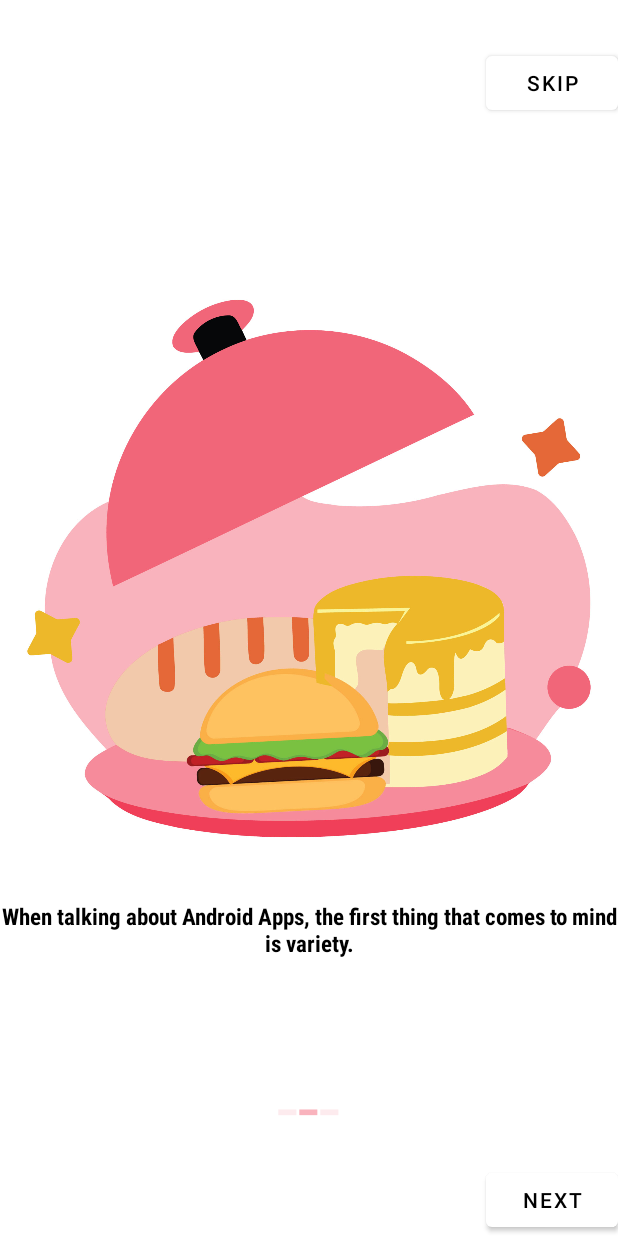
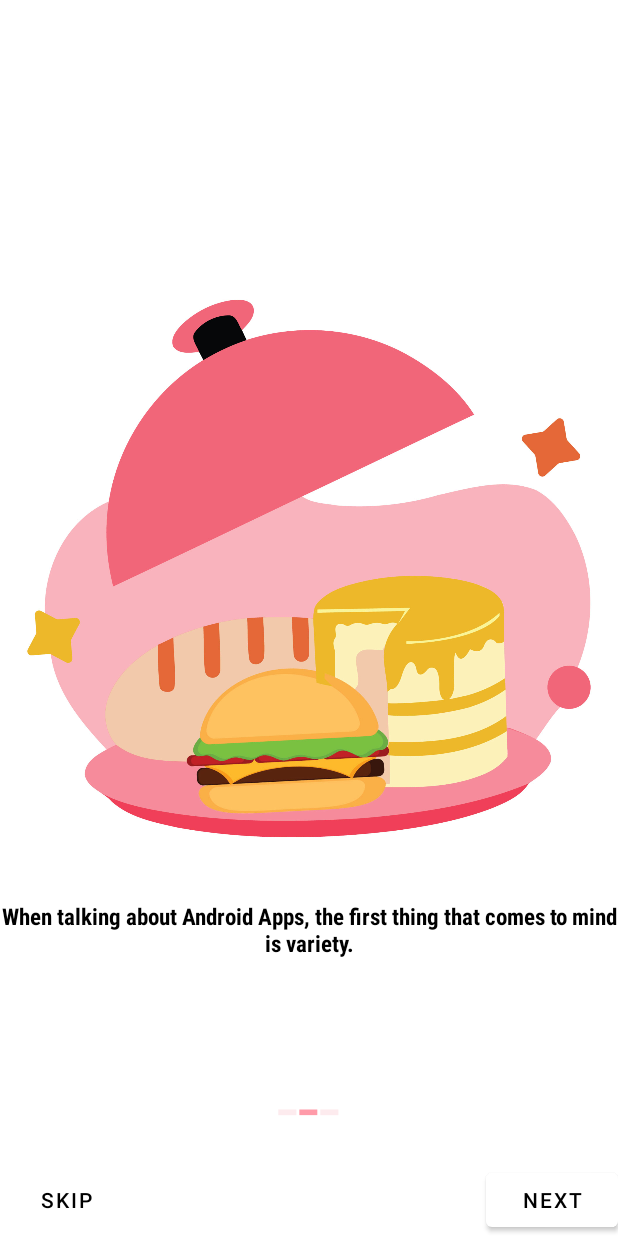
Before and after one commit to fitareq/AirFood, an Android app: the IntroActivity screen opened directly, with no data from a screen before it, after a tap on "NEXT", on a phone screen of 412 x 824 dp. Run offline under Robolectric (Android 15) with nearby library versions, the phone set to English and light mode, and no system bars; our stand-ins replace sdp/ssp sizes; 1 statement that could not run was skipped.

Commit message:
intro screen with slider.

```diff
--- a/app/src/main/java/com/airmoll/airfood/IntroActivity.java
+++ b/app/src/main/java/com/airmoll/airfood/IntroActivity.java
@@ -1,5 +1,6 @@
 package com.airmoll.airfood;
 
+import android.content.Intent;
 import android.os.Build;
 import android.os.Bundle;
 import android.text.Html;
@@ -62,9 +63,16 @@
         });
 
 
+
         binding.next.setOnClickListener(v12 -> {
+            String s = binding.next.getText().toString();
+            if (s.equalsIgnoreCase("get started"))
+                launchMain();
             int i = binding.viewpager.getCurrentItem();
             binding.viewpager.setCurrentItem(i+1);
+        });
+        binding.skip.setOnClickListener(v1 -> {
+            launchMain();
         });
 
        /* binding.back.setOnClickListener(v1 -> {
@@ -76,6 +84,11 @@
 
 
 
+    }
+
+    private void launchMain()
+    {
+        startActivity(new Intent(IntroActivity.this,MainActivity.class));
     }
 
     private void ColoredBars(int thisScreen)
--- a/app/src/main/res/layout/activity_intro.xml
+++ b/app/src/main/res/layout/activity_intro.xml
@@ -12,7 +12,7 @@
         android:layout_width="match_parent"
         android:layout_height="match_parent"></androidx.viewpager.widget.ViewPager>
 
-    <Button
+    <!--<Button
         android:id="@+id/skip"
         style="@style/Widget.App.ButtonStyle"
         android:layout_width="wrap_content"
@@ -21,7 +21,7 @@
         android:layout_alignParentEnd="true"
         android:layout_alignParentRight="true"
         android:layout_marginTop="@dimen/_24sdp"
-        android:text="skip" />
+        android:text="skip" />-->
 
     <LinearLayout
         android:id="@+id/layoutBars"
@@ -47,14 +47,14 @@
         android:layout_alignParentBottom="true"
         android:text="@string/next" />
 
-    <!--<Button
-        android:id="@+id/back"
+    <TextView
+        android:id="@+id/skip"
         style="@style/Widget.App.ButtonStyle"
         android:layout_width="wrap_content"
         android:layout_height="wrap_content"
         android:layout_alignParentStart="true"
         android:layout_alignParentBottom="true"
-        android:text="@string/back"
+        android:text="@string/skip"
         android:layout_alignParentLeft="true"
-        android:visibility="gone"/>-->
+        />
 </RelativeLayout>
--- a/app/src/main/res/values/colors.xml
+++ b/app/src/main/res/values/colors.xml
@@ -10,7 +10,7 @@
     <color name="grey">#808080</color>
     <color name="ash">#B2BEB5</color>
     <color name="dot_on_page_not_active">#FDEBEE</color>
-    <color name="dot_on_page_active">#F9B3BD</color>
+    <color name="dot_on_page_active">#FF9BA9</color>
 
 
 
--- a/app/src/main/res/values/strings.xml
+++ b/app/src/main/res/values/strings.xml
@@ -5,4 +5,5 @@
     <string name="next">next</string>
     <string name="back">back</string>
     <string name="get_started">Get started</string>
+    <string name="skip">skip</string>
 </resources>
--- a/app/src/main/res/values/themes.xml
+++ b/app/src/main/res/values/themes.xml
@@ -2,7 +2,7 @@
     <!-- Base application theme. -->
     <style name="Theme.AirFood" parent="Theme.MaterialComponents.Light.NoActionBar">
         <!-- Primary brand color. -->
-        <item name="colorPrimary">@color/purple_500</item>
+        <item name="colorPrimary">@color/dot_on_page_active</item>
         <item name="colorPrimaryVariant">@color/purple_700</item>
         <item name="colorOnPrimary">@color/white</item>
         <!-- Secondary brand color. -->
@@ -10,7 +10,7 @@
         <item name="colorSecondaryVariant">@color/teal_700</item>
         <item name="colorOnSecondary">@color/black</item>
         <!-- Status bar color. -->
-        <item name="android:statusBarColor" tools:targetApi="l">?attr/colorPrimaryVariant</item>
+        <item name="android:statusBarColor" tools:targetApi="l">?attr/colorPrimary</item>
         <!-- Customize your theme here. -->
     </style>
     <style name="Widget.App.ButtonStyle"
```
